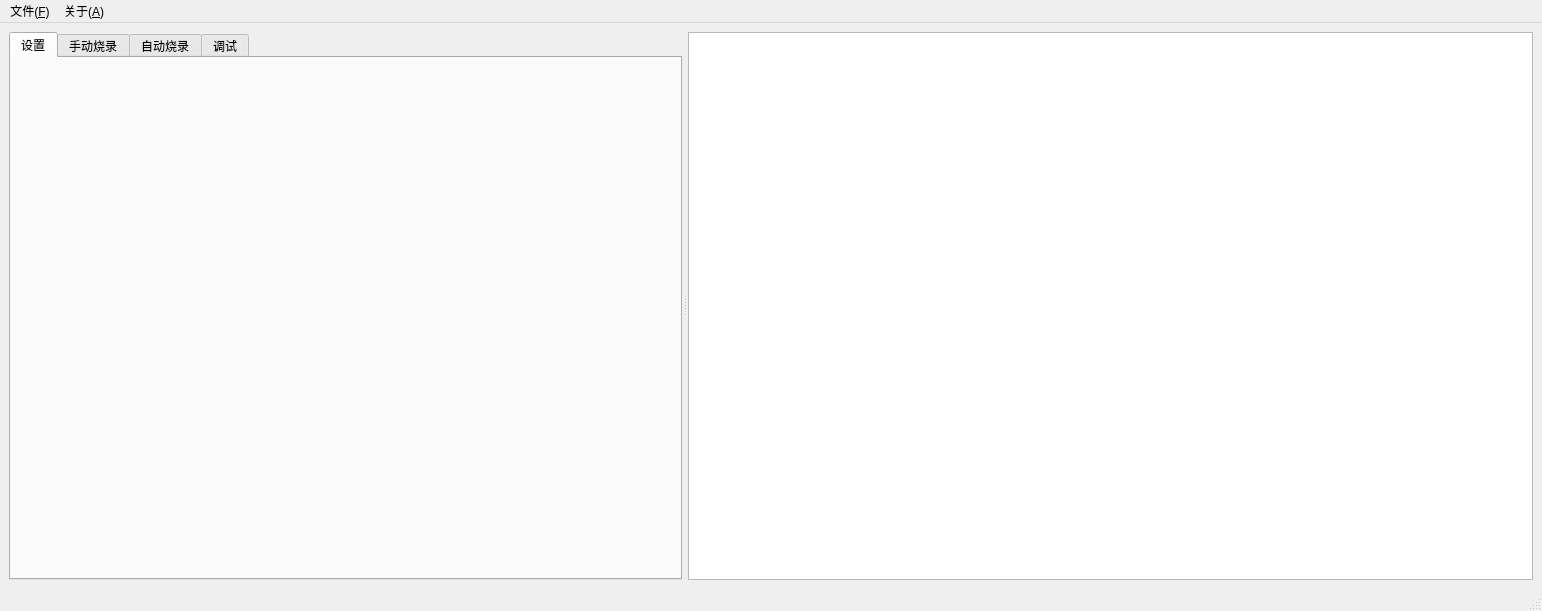
The window that gui/src/MainWindow.ui (kendryte/BurningTool) describes before a commit, drawn with Qt 5.
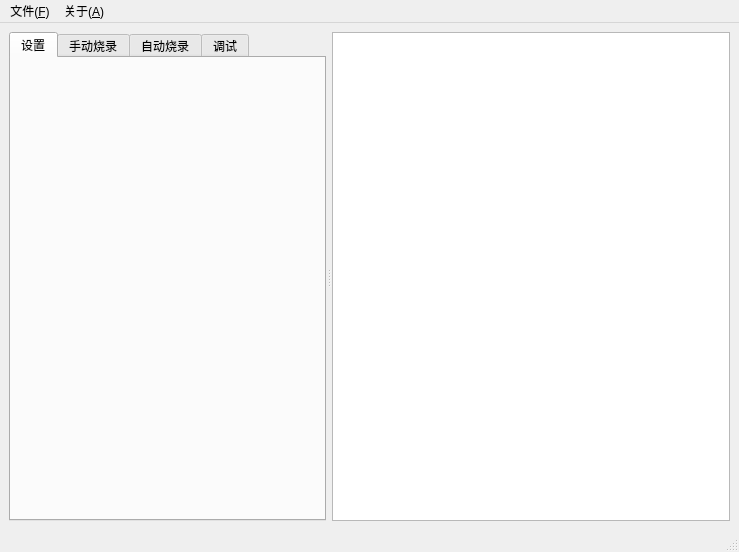
The same window after the commit. Custom widgets are drawn as their Qt base class.

Patch:
```diff
--- a/gui/src/MainWindow.ui
+++ b/gui/src/MainWindow.ui
@@ -6,8 +6,8 @@
    <rect>
     <x>0</x>
     <y>0</y>
-    <width>1542</width>
-    <height>611</height>
+    <width>739</width>
+    <height>552</height>
    </rect>
   </property>
   <property name="minimumSize">
@@ -129,7 +129,7 @@
     <rect>
      <x>0</x>
      <y>0</y>
-     <width>1542</width>
+     <width>739</width>
      <height>21</height>
     </rect>
    </property>
```
